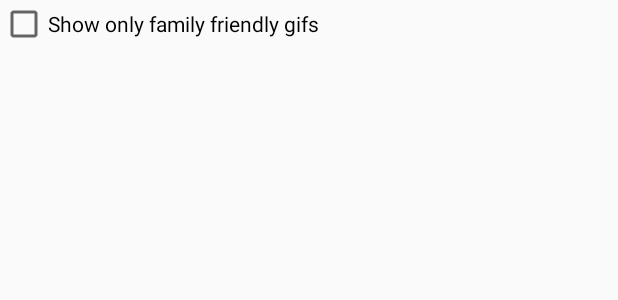
After one commit to Garon147/GifSearcher, an Android app: the layout query.xml on its own in the app's theme, with its tools: preview values and no code run, on a phone screen of 412 x 824 dp. The commit adds this screen. Shown: the top 300 px of the screen. Run offline under Robolectric (Android 15) with nearby library versions, the phone set to English and light mode, and no system bars.

Commit message:
QueryActivity added

```diff
--- a/app/src/main/java/orion/garon/gifsearcher/activity/BaseActivity.java
+++ b/app/src/main/java/orion/garon/gifsearcher/activity/BaseActivity.java
@@ -5,6 +5,8 @@ import android.support.v4.app.FragmentManager;
 import android.os.Bundle;
 import android.support.v7.app.AppCompatActivity;
 import android.view.Menu;
+
+import java.util.List;
 
 import orion.garon.gifsearcher.R;
 
@@ -36,4 +38,5 @@ public abstract class BaseActivity extends AppCompatActivity {
     public boolean onCreateOptionsMenu(Menu menu) {
         return true;
     }
+
 }
--- a/app/src/main/java/orion/garon/gifsearcher/activity/RecyclerViewActivity.java
+++ b/app/src/main/java/orion/garon/gifsearcher/activity/RecyclerViewActivity.java
@@ -2,6 +2,8 @@ package orion.garon.gifsearcher.activity;
 
 import android.support.v4.app.Fragment;
 import android.util.Log;
+
+import java.util.List;
 
 import orion.garon.gifsearcher.fragment.RecyclerViewFragment;
 
@@ -15,4 +17,6 @@ public class RecyclerViewActivity extends BaseActivity {
     protected Fragment createFragment() {
         return new RecyclerViewFragment();
     }
+
+
 }
--- a/app/src/main/res/layout/main_screen.xml
+++ b/app/src/main/res/layout/main_screen.xml
@@ -2,6 +2,7 @@
 <LinearLayout xmlns:android="http://schemas.android.com/apk/res/android"
     android:layout_width="match_parent"
     android:layout_height="match_parent"
+    android:orientation="vertical"
     android:padding="5dp">
 
     <android.support.v7.widget.RecyclerView
--- /dev/null
+++ b/app/src/main/res/layout/query.xml
@@ -0,0 +1,20 @@
+<?xml version="1.0" encoding="utf-8"?>
+<LinearLayout xmlns:android="http://schemas.android.com/apk/res/android"
+    android:orientation="vertical"
+    android:layout_width="match_parent"
+    android:layout_height="match_parent">
+
+    <CheckBox
+        android:id="@+id/checkbox_rating"
+        android:layout_width="wrap_content"
+        android:layout_height="wrap_content"
+        android:text="@string/show_friendly" />
+
+    <android.support.v7.widget.RecyclerView
+        android:id="@+id/recyclerViewQuery"
+        android:layout_width="match_parent"
+        android:layout_height="match_parent">
+
+    </android.support.v7.widget.RecyclerView>
+
+</LinearLayout>
--- a/app/src/main/res/values/strings.xml
+++ b/app/src/main/res/values/strings.xml
@@ -4,4 +4,5 @@
     <string name="date">Date: </string>
     <string name="rating">Rating: </string>
     <string name="get_error_message">An error occured. Please, try again. </string>
+    <string name="show_friendly">Show only family friendly gifs</string>
 </resources>
```
Also changed, not shown: app/src/main/AndroidManifest.xml (+8 -0 lines), app/src/main/java/orion/garon/gifsearcher/activity/QueryActivity.java (added, +111 -0 lines), app/src/main/java/orion/garon/gifsearcher/adapter/RecyclerViewAdapter.java (+5 -2 lines), app/src/main/java/orion/garon/gifsearcher/fragment/RecyclerViewFragment.java (+26 -5 lines), app/src/main/java/orion/garon/gifsearcher/rest/data/GifList.java (+55 -1 lines).
